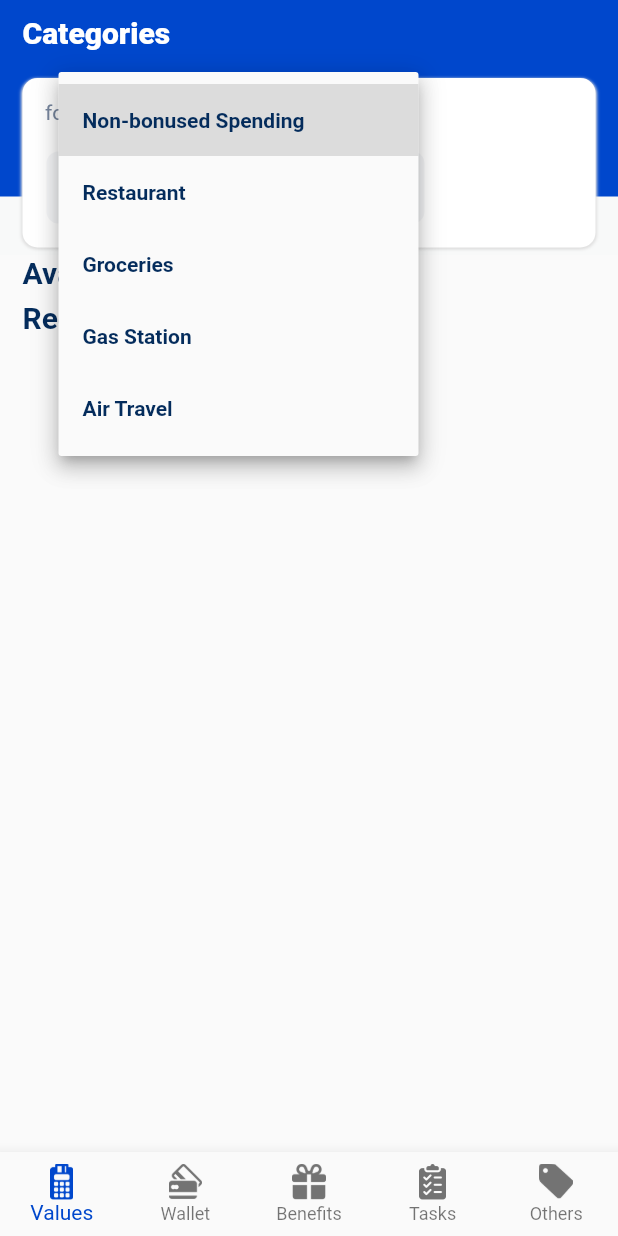
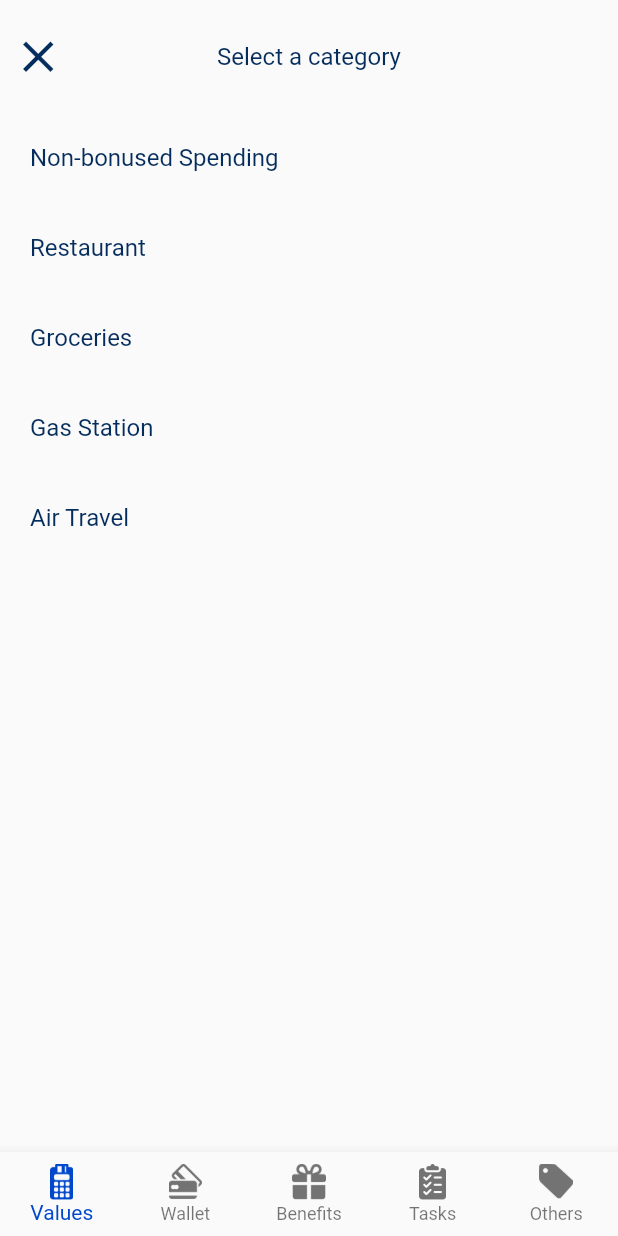
Before and after one commit to lingxiao1989/flutter-go-master, a Flutter app: the screen it shows after launch, after a tap on "Non-bonused Spending", on a phone screen of 412 x 824 dp. Run offline on Flutter 3.47's test engine with Material 2 defaults, Android fonts, the phone set to English and light mode, and no system bars; our stand-ins replace bloc, cookie_jar, dio, event_bus, firebase_analytics, fluro and 8 more; missing offline and left inert: city_pickers, flutter_webview_plugin; accounts and stored records are empty; Roboto replaces fonts that are missing (Avenir, ProximaNova); statements that could not run were skipped.

Commit message:
page update

```diff
--- a/lib/views/first_page/first_page.dart
+++ b/lib/views/first_page/first_page.dart
@@ -58,15 +58,70 @@ class FirstPageState extends State<FirstPage> with AutomaticKeepAliveClientMixin
       builder: (context) => ListView(
       // 生成一个列表选择器
         children: List.generate(
-            _categories.length,
-              (index) => InkWell(
-              child: Container(alignment: Alignment.center, height: 60.0, child: Text('Item ${_categories[index]}')),
+          _categories.length+1,
+          (index) {
+            if(index==0){
+              return new Container(
+                height:75,
+                child: Stack(
+                  children: <Widget>[
+                    Container(
+                      alignment: Alignment.center,
+                      child: Text(
+                          'Select a category',
+                          style: const TextStyle(
+                              color:  const Color(0xff042c5c),
+                              fontWeight: FontWeight.w400,
+                              fontFamily: "ProximaNova",
+                              fontStyle:  FontStyle.normal,
+                              fontSize: 16.0
+                          )
+                      ),
+                    ),
+                    Container(
+                      alignment: Alignment.centerLeft,
+                      child: IconButton(
+                        icon: Icon(Icons.clear),
+                        color: const Color(0xff042c5c),
+                        onPressed: (){
+                          Navigator.pop(context);
+                        },
+                      )
+                    )
+                  ],
+                )
+              );
+            }
+            index-=1;
+            return new InkWell(
+              child: Container(
+                alignment: Alignment.centerLeft,
+                height: 60.0,
+                child: Row(
+                  children: <Widget>[
+                    const SizedBox(width: 20.0),
+                    Text(
+                      '${_categories[index]}',
+                      style: const TextStyle(
+                        color:  const Color(0xff042c5c),
+                        fontWeight: FontWeight.w400,
+                        fontFamily: "ProximaNova",
+                        fontStyle:  FontStyle.normal,
+                        fontSize: 16.0
+                      )
+                    )
+                  ],
+                )
+              ),
               onTap: () {
                 setCurrentCategory(index);
                 print('tapped item ${_categories[index]}');
                 Navigator.pop(context);
-              }),
-          )),
+              }
+            );
+          }
+        )
+      )
     );
   }
 
@@ -134,7 +189,7 @@ class FirstPageState extends State<FirstPage> with AutomaticKeepAliveClientMixin
         ],
       );
   }
-  String dropdownValue = 'Non-bonused Spending';
+
   @override
   Widget build(BuildContext context) {
     super.build(context);
@@ -193,7 +248,7 @@ class FirstPageState extends State<FirstPage> with AutomaticKeepAliveClientMixin
                     child: Stack(
                       children: <Widget>[
                         PositionedDirectional(
-                          top: 15,
+                          top: 16,
                           start: 15,
                           child: SizedBox(
                             width: 18,
@@ -211,24 +266,17 @@ class FirstPageState extends State<FirstPage> with AutomaticKeepAliveClientMixin
                           )
                         ),
                         PositionedDirectional(
-                          top: 15,
-                          start: 40,
-                          child: SizedBox(
-                            width: 200,
-                            height: 17,
-                            child: DropdownButton<String>(
-                              value: dropdownValue,
-                              onChanged: (String newValue) {
-                                setState(() {
-                                  dropdownValue = newValue;
-                                });
-                              },
-                              items: _categories
-                                  .map<DropdownMenuItem<String>>((String value) {
-                                return DropdownMenuItem<String>(
-                                  value: value,
-                                  child: Text(
-                                    value,
+                          top: 0,
+                          start: 35,
+                          child:(Builder
+                            (builder:
+                              (context) => FlatButton(
+                                onPressed: () => _showBottomSheet(context),
+                                padding: EdgeInsets.all(0.0),
+                                child: Row(
+                                  children: <Widget>[
+                                    Text(
+                                        _categories[_currentChoice],
                                         style: const TextStyle(
                                             color:  const Color(0xff042c5c),
                                             fontWeight: FontWeight.w700,
@@ -237,11 +285,17 @@ class FirstPageState extends State<FirstPage> with AutomaticKeepAliveClientMixin
                                             fontSize: 14.0
                                         )
                                     ),
-                                );
-                              })
-                                  .toList(),
+                                    const SizedBox(width: 2.0),
+                                    const Icon(
+                                      Icons.expand_more,
+                                      color: const Color(0xff77869e),
+                                      size: 15.0
+                                    ),
+                                  ],
                                 ),
                               )
+                            )
+                          ),
                         ),
                         Padding(
                           padding: EdgeInsets.only(top: 49, left: 16),
@@ -257,9 +311,7 @@ class FirstPageState extends State<FirstPage> with AutomaticKeepAliveClientMixin
                               //                  Router.push(context, Router.searchPage, '找电影');
                               //                },
                               ),
-                              new Container(
-                                width: 20,
-                              ),
+                              const SizedBox(width: 20.0),
                               _TextImgWidget(
                               //'豆瓣榜单',
                               'assets/images/Cate2.png',
@@ -268,9 +320,7 @@ class FirstPageState extends State<FirstPage> with AutomaticKeepAliveClientMixin
                               //                  Router.push(context, Router.searchPage, '豆瓣榜单');
                               //                },
                               ),
-                              new Container(
-                                width: 20,
-                              ),
+                              const SizedBox(width: 20.0),
                               _TextImgWidget(
                               //'豆瓣猜',
                               'assets/images/Cate3.png',
@@ -278,9 +328,7 @@ class FirstPageState extends State<FirstPage> with AutomaticKeepAliveClientMixin
                               //                  Router.push(context, Router.searchPage, '豆瓣猜');
                               //                },
                               ),
-                              new Container(
-                                width: 20,
-                              ),
+                              const SizedBox(width: 20.0),
                               _TextImgWidget(
                               //'豆瓣片单',
                               'assets/images/Cate4.png',
```
Lines whose indentation alone changed are shown as unchanged.
